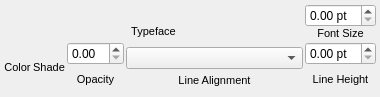
This is scribus/ui/propertywidget_textfont.ui in nitramr/scribus as Qt 5 draws it before an edit. The edited form follows.
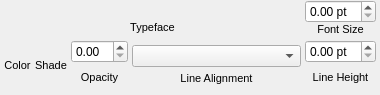
This is the edited form. Custom widgets are drawn as their Qt base class.

The edit to the form file:
```diff
--- a/scribus/ui/propertywidget_textfont.ui
+++ b/scribus/ui/propertywidget_textfont.ui
@@ -7,7 +7,7 @@
     <x>0</x>
     <y>0</y>
     <width>380</width>
-    <height>97</height>
+    <height>95</height>
    </rect>
   </property>
   <property name="sizePolicy">
@@ -33,13 +33,13 @@
   </property>
   <layout class="QVBoxLayout" name="verticalLayout">
    <property name="spacing">
-    <number>2</number>
+    <number>4</number>
    </property>
    <property name="leftMargin">
     <number>4</number>
    </property>
    <property name="topMargin">
-    <number>4</number>
+    <number>0</number>
    </property>
    <property name="rightMargin">
     <number>4</number>
@@ -50,7 +50,7 @@
    <item>
     <layout class="QHBoxLayout" name="horizontalLayout_7" stretch="1,0">
      <property name="spacing">
-      <number>2</number>
+      <number>4</number>
      </property>
      <item>
       <layout class="QVBoxLayout" name="verticalLayout_2">
@@ -126,7 +126,7 @@
    <item>
     <layout class="QHBoxLayout" name="horizontalLayout" stretch="0,0,0,1,0">
      <property name="spacing">
-      <number>2</number>
+      <number>4</number>
      </property>
      <item>
       <layout class="QVBoxLayout" name="verticalLayout_fontColor">
@@ -152,6 +152,9 @@
      </item>
      <item>
       <layout class="QVBoxLayout" name="verticalLayout_fillShade">
+       <property name="spacing">
+        <number>0</number>
+       </property>
        <item>
         <widget class="QLabel" name="label_3">
          <property name="font">
```
